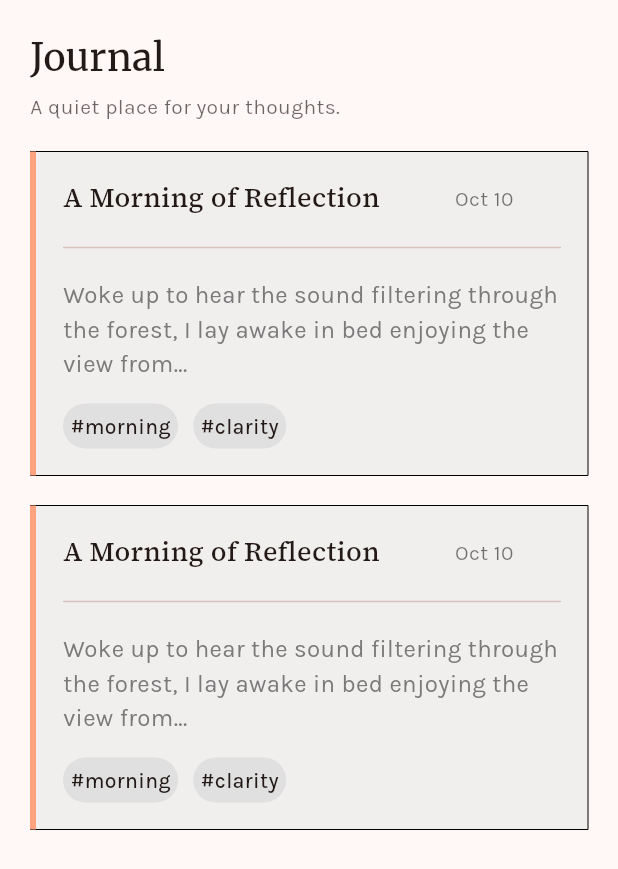
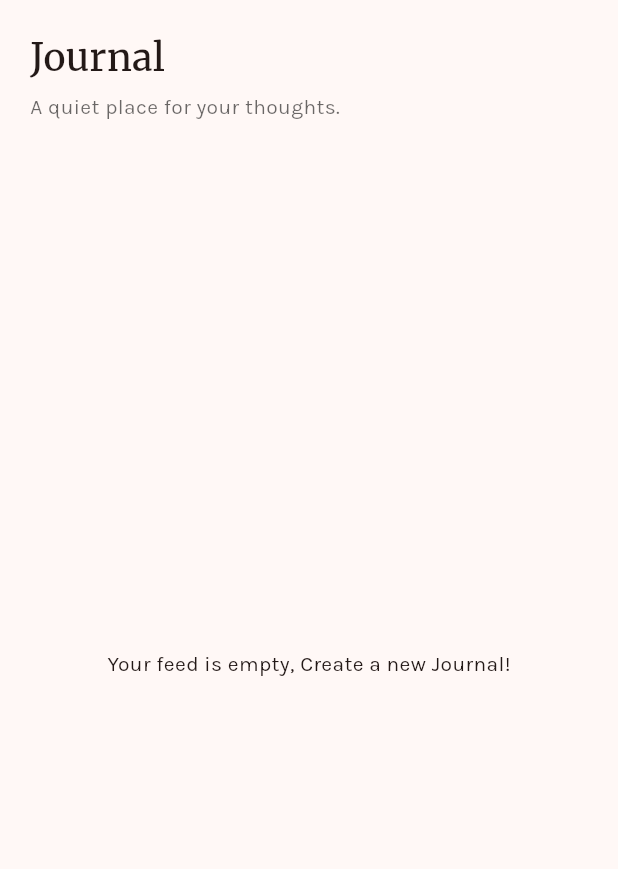
Before and after one commit to Stephanie-17/journalapp, a Flutter app: the JournalFeedPage screen opened directly, on a phone screen of 412 x 824 dp. Shown: the top 869 px of the screen. Run offline on Flutter 3.47's test engine with Material 3 defaults, Android fonts, the phone set to English and light mode, and no system bars; our stand-ins replace firebase_core, firebase_messaging, google_fonts; accounts and stored records are empty.

Commit message:
Add Journal store and add journal implementation

```diff
--- /dev/null
+++ b/lib/data/journal_store.dart
@@ -0,0 +1,26 @@
+import 'package:flutter/material.dart';
+import 'package:journalapp/models/journal_app_models.dart';
+
+class JournalStore extends ChangeNotifier {
+  final List<Journal> _entries = [];
+
+  List<Journal> get entries => _entries;
+
+  void addEntry(Journal entry) {
+    _entries.add(entry);
+    notifyListeners();
+  }
+
+  void removeEntry(Journal entry) {
+    _entries.remove(entry);
+    notifyListeners();
+  }
+
+  void pinEntry(int id) {
+    final entry = _entries.firstWhere((e) => e.id == id);
+
+    entry.isPinned = !(entry.isPinned);
+  }
+}
+
+final journalStore = JournalStore();
--- /dev/null
+++ b/lib/models/journal_app_models.dart
@@ -0,0 +1,17 @@
+class Journal {
+  final int id;
+  final String title;
+  final String mood;
+  final String body;
+  bool isPinned;
+  final List tags;
+
+  Journal({
+    required this.id,
+    required this.title,
+    required this.mood,
+    required this.body,
+    required this.isPinned,
+    required this.tags,
+  });
+}
--- a/lib/views/pages/journal_feed_page.dart
+++ b/lib/views/pages/journal_feed_page.dart
@@ -1,5 +1,6 @@
 import 'package:flutter/material.dart';
 import 'package:google_fonts/google_fonts.dart';
+import 'package:journalapp/data/journal_store.dart';
 import 'package:journalapp/views/widgets/journal_card_widget.dart';
 
 class JournalFeedPage extends StatelessWidget {
@@ -8,29 +9,56 @@ class JournalFeedPage extends StatelessWidget {
   @override
   Widget build(BuildContext context) {
     return Scaffold(
-      body: SingleChildScrollView(
-        child: Padding(
+      body: Padding(
         padding: const EdgeInsets.all(20.0),
         child: Column(
           crossAxisAlignment: CrossAxisAlignment.start,
           children: [
             Text(
               'Journal',
-                style: GoogleFonts.merriweather(fontSize: 25, fontWeight: FontWeight.w500,),
+              style: GoogleFonts.merriweather(
+                fontSize: 25,
+                fontWeight: FontWeight.w500,
+              ),
             ),
             SizedBox(height: 5),
             Text(
               'A quiet place for your thoughts.',
-                style: GoogleFonts.karla(color: const Color.fromARGB(149, 0, 0, 0)),
+              style: GoogleFonts.karla(
+                color: const Color.fromARGB(149, 0, 0, 0),
+              ),
             ),
 
             SizedBox(height: 20),
+            Expanded(
+              child: ListenableBuilder(
+                listenable: journalStore,
+                builder: (context, child) {
+                  final entries = journalStore.entries;
+                  if (entries.isNotEmpty) {
+                    return ListView(
 
-             JournalCardWidget(),
-             SizedBox(height: 20,),
-             JournalCardWidget()
+                      children: entries
+                          .map((e) => JournalCardWidget(entry: e))
+                          .toList(),
+                    );
+                  } else {
+                   return Center(
+                      child: Column(
+                        mainAxisAlignment: MainAxisAlignment.center,
+                        children: [
+                          Text("Your feed is empty, Create a new Journal!", style: GoogleFonts.karla(),),
                         ],
                       ),
+                    );
+                  }
+
+                },
+              ),
+            ),
+
+            SizedBox(height: 20),
+          ],
         ),
       ),
     );
--- a/lib/views/pages/splashscreen_page.dart
+++ b/lib/views/pages/splashscreen_page.dart
@@ -15,6 +15,7 @@ class SplashscreenPage extends StatelessWidget {
               Image.asset(
                 "assets/images/splashImg.png",
                 fit: BoxFit.cover,
+                width: double.infinity,
                 height: double.infinity,
               ),
               Container(
--- a/lib/views/widgets/journal_card_widget.dart
+++ b/lib/views/widgets/journal_card_widget.dart
@@ -1,13 +1,17 @@
 import 'package:flutter/material.dart';
 import 'package:google_fonts/google_fonts.dart';
+import 'package:journalapp/models/journal_app_models.dart';
 import 'package:journalapp/views/pages/journal_entry_page.dart';
 
 class JournalCardWidget extends StatelessWidget {
-  const JournalCardWidget({super.key});
+  final Journal entry;
+  const JournalCardWidget({super.key, required this.entry});
 
   @override
   Widget build(BuildContext context) {
-    return ClipRRect(
+    return Padding(
+      padding: const EdgeInsets.only(bottom:12.0),
+      child: ClipRRect(
         borderRadius: BorderRadiusGeometry.circular(10),
         child: InkWell(
           onTap: () {
@@ -35,17 +39,20 @@ class JournalCardWidget extends StatelessWidget {
             child: Padding(
               padding: const EdgeInsets.all(8.0),
               child: Column(
+                crossAxisAlignment: CrossAxisAlignment.start,
                 children: [
                   Row(
+                    mainAxisAlignment: MainAxisAlignment.spaceBetween,
                     children: [
                       Text(
-                      'A Morning of Reflection',
+                        '${entry.title} ',
+                        overflow: TextOverflow.ellipsis,
                         style: GoogleFonts.sourceSerif4(
                           fontSize: 18,
                           fontWeight: FontWeight.w500,
                         ),
                       ),
-                    SizedBox(width: 50),
+
                       Text(
                         'Oct 10',
                         style: GoogleFonts.karla(color: Colors.black54),
@@ -53,48 +60,38 @@ class JournalCardWidget extends StatelessWidget {
                     ],
                   ),
                   Divider(height: 40),
-                Text(
-                  'Woke up to hear the sound filtering through the forest, I lay awake in bed enjoying the view from...',
+                  Text(maxLines: 2,
+
+                    '${entry.body} ',overflow: TextOverflow.ellipsis,
                     style: GoogleFonts.karla(
                       fontWeight: FontWeight.w400,
                       fontSize: 16,
                       color: const Color.fromARGB(255, 123, 122, 122),
+
                     ),
                   ),
                   SizedBox(height: 15.0),
                   Row(
-                  children: [
-                    Container(
+                    children: entry.tags.map((tag) => Container(
                         padding: EdgeInsets.all(5),
                         decoration: BoxDecoration(
                           color: const Color.fromARGB(255, 224, 224, 224),
                           borderRadius: BorderRadius.circular(100.0),
                         ),
                         child: Text(
-                        '#morning',
+                          '#$tag'.toLowerCase(),
                           style: GoogleFonts.karla(fontWeight: FontWeight.w500),
                         ),
-                    ),
+                      )).toList()
 
-                    SizedBox(width: 10),
-                    Container(
-                      padding: EdgeInsets.all(5),
-                      decoration: BoxDecoration(
-                        color: const Color.fromARGB(255, 224, 224, 224),
-                        borderRadius: BorderRadius.circular(100.0),
-                      ),
-                      child: Text(
-                        '#clarity',
-                        style: GoogleFonts.karla(fontWeight: FontWeight.w500),
-                      ),
-                    ),
-                  ],
                   ),
                 ],
               ),
             ),
           ),
         ),
+
+      ),
     );
   }
 }
```
Also changed, not shown: lib/views/pages/new_journal_entry_page.dart (+35 -3 lines), pubspec.lock. Lines whose indentation alone changed are shown as unchanged.
